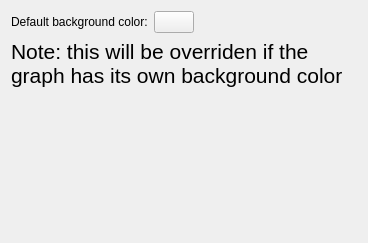
Qt form src/preferencesAppearance.ui (KDE/kgraphviewer) before a commit.
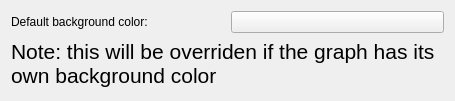
The same form after that commit. Custom widgets are drawn as their Qt base class.

Commit message: Allow proper auto-scaling of appearence preferences.

Patch:
```diff
--- a/src/preferencesAppearance.ui
+++ b/src/preferencesAppearance.ui
@@ -6,8 +6,8 @@
    <rect>
     <x>0</x>
     <y>0</y>
-    <width>368</width>
-    <height>243</height>
+    <width>455</width>
+    <height>101</height>
    </rect>
   </property>
   <property name="sizePolicy">
@@ -16,17 +16,23 @@
     <verstretch>0</verstretch>
    </sizepolicy>
   </property>
-  <property name="minimumSize">
-   <size>
-    <width>100</width>
-    <height>100</height>
-   </size>
-  </property>
   <layout class="QVBoxLayout" name="verticalLayout">
+   <property name="sizeConstraint">
+    <enum>QLayout::SetMinimumSize</enum>
+   </property>
    <item>
     <layout class="QHBoxLayout" name="horizontalLayout">
+     <property name="sizeConstraint">
+      <enum>QLayout::SetMinimumSize</enum>
+     </property>
      <item>
       <widget class="QLabel" name="label">
+       <property name="sizePolicy">
+        <sizepolicy hsizetype="Minimum" vsizetype="Minimum">
+         <horstretch>0</horstretch>
+         <verstretch>0</verstretch>
+        </sizepolicy>
+       </property>
        <property name="text">
         <string>Default background color:</string>
        </property>
@@ -50,23 +56,16 @@
        </property>
       </widget>
      </item>
-     <item>
-      <spacer name="horizontalSpacer">
-       <property name="orientation">
-        <enum>Qt::Horizontal</enum>
-       </property>
-       <property name="sizeHint" stdset="0">
-        <size>
-         <width>172</width>
-         <height>20</height>
-        </size>
-       </property>
-      </spacer>
-     </item>
     </layout>
    </item>
    <item>
     <widget class="QLabel" name="note">
+     <property name="sizePolicy">
+      <sizepolicy hsizetype="Preferred" vsizetype="Minimum">
+       <horstretch>0</horstretch>
+       <verstretch>0</verstretch>
+      </sizepolicy>
+     </property>
      <property name="font">
       <font>
        <pointsize>16</pointsize>
@@ -87,7 +86,7 @@
      </property>
      <property name="sizeHint" stdset="0">
       <size>
-       <width>20</width>
+       <width>0</width>
        <height>0</height>
       </size>
      </property>
```
